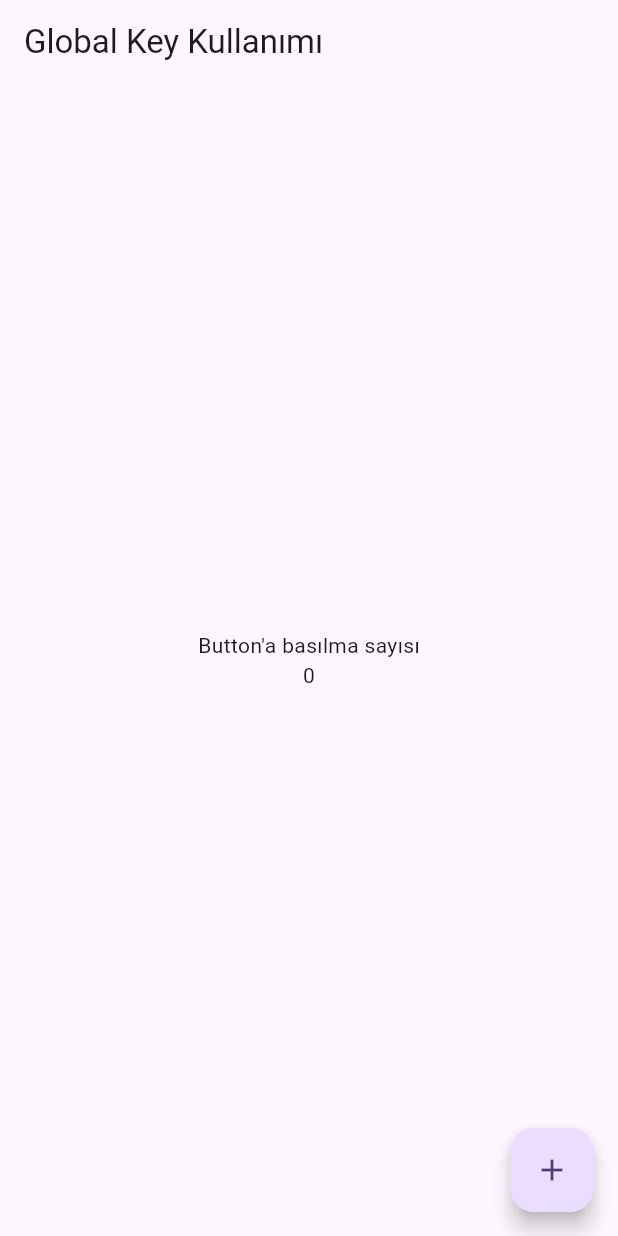
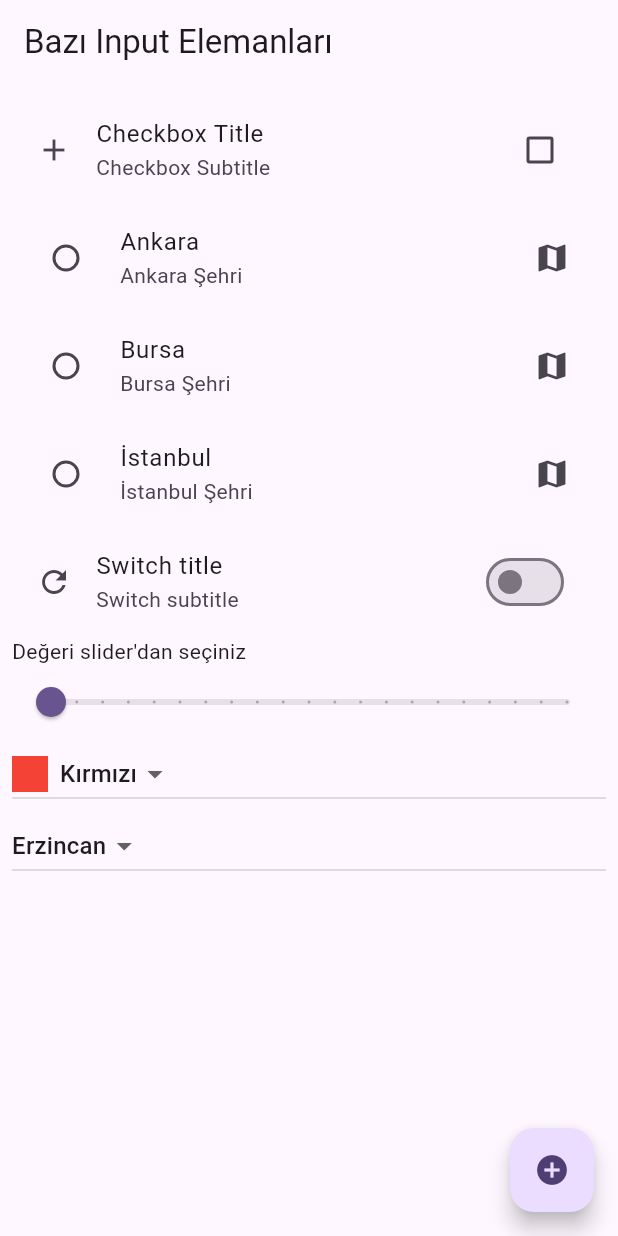
Before and after one commit to BerkayGithub/flutter_inputs, a Flutter app: the screen it shows after launch, on a phone screen of 412 x 824 dp. Run offline on Flutter 3.47's test engine with Material 3 defaults, Android fonts, the phone set to English and light mode, and no system bars; our stand-ins replace email_validator.

Commit message:
Checkbox,Radio,Switch,Slider,Dropdown Menu

```diff
--- /dev/null
+++ b/lib/bazi_input_elemanlari.dart
@@ -0,0 +1,116 @@
+import 'package:flutter/material.dart';
+
+class BaziInputElemanlari extends StatefulWidget{
+  const BaziInputElemanlari({super.key});
+
+  @override
+  State<BaziInputElemanlari> createState() => _BaziInputElemanlariState();
+}
+
+class _BaziInputElemanlariState extends State<BaziInputElemanlari> {
+
+  bool checkBoxState = false;
+  String sehir = "";
+  bool switchState = false;
+  double sliderDeger = 10;
+  String secilenRenk = "Kırmızı";
+  List<String> sehirler = ["Erzincan", "Izmir", "Edirne"];
+  String secilenSehir = "Erzincan";
+
+  @override
+  Widget build(BuildContext context) {
+    return Scaffold(
+      floatingActionButton: FloatingActionButton(onPressed: (){
+
+      }, child: Icon(Icons.add_circle)),
+      appBar: AppBar(
+        title: Text("Bazı Input Elemanları"),
+      ),
+      body: Padding(
+        padding: EdgeInsets.all(8.0),
+        child: ListView(
+          children: <Widget>[
+            CheckboxListTile(value: checkBoxState, onChanged: (secildi){
+              setState(() {
+                checkBoxState = secildi!;
+              });
+            }, activeColor: Colors.red,
+            title: Text("Checkbox Title"),
+            subtitle: Text("Checkbox Subtitle"),
+            secondary: Icon(Icons.add),
+            selected: false),
+            RadioListTile(value: "Ankara", groupValue: sehir, onChanged: (value){
+              setState(() {
+                sehir = value!;
+                print(value.toString());
+              });
+            }, title: Text("Ankara"), subtitle: Text("Ankara Şehri"), secondary: Icon(Icons.map)),
+            RadioListTile(value: "Bursa", groupValue: sehir, onChanged: (value){
+              setState(() {
+                sehir = value!;
+                print(value.toString());
+              });
+              }, title: Text("Bursa"), subtitle: Text("Bursa Şehri"), secondary: Icon(Icons.map)),
+            RadioListTile(value: "İstanbul", groupValue: sehir, onChanged: (value){
+              setState(() {
+                sehir = value!;
+                print(value.toString());
+              });
+              }, title: Text("İstanbul"), subtitle: Text("İstanbul Şehri"), secondary: Icon(Icons.map)),
+            SwitchListTile(value: switchState, onChanged: (deger){
+              setState(() {
+                switchState = deger;
+                print(switchState);
+              });
+            }, title: Text("Switch title"),
+            subtitle: Text("Switch subtitle"),
+            secondary: Icon(Icons.refresh)),
+            Text("Değeri slider'dan seçiniz"),
+            Slider(value: sliderDeger, onChanged: (deger){
+              setState(() {
+                sliderDeger = deger;
+              });
+            }, min: 10, max: 20, divisions: 20, label: sliderDeger.toString()),
+
+            DropdownButton<String>(items: [
+              DropdownMenuItem(value: "Kırmızı",child: Row(
+                children: [
+                  Container(width: 24, height: 24, color: Colors.red, margin: EdgeInsets.only(right: 8.0)),
+                  Text("Kırmızı"),
+                ],
+              )),
+              DropdownMenuItem(value: "Mavi",child: Row(
+                children: [
+                  Container(width: 24, height: 24, color: Colors.blue, margin: EdgeInsets.only(right: 8.0)),
+                  Text("Mavi"),
+                ],
+              )),
+              DropdownMenuItem(value: "Yeşil",child: Row(
+                children: [
+                  Container(width: 24, height: 24, color: Colors.green, margin: EdgeInsets.only(right: 8.0)),
+                  Text("Yeşil"),
+                ],
+              )),
+            ], onChanged: (String? secilen){
+              setState(() {
+                secilenRenk = secilen!;
+              });
+            }, hint: Text("Renk Seç"),
+            value: secilenRenk),
+            DropdownButton<String>(
+                items: sehirler.map((oankiSehir)=> DropdownMenuItem<String>(value: oankiSehir,child: Text(oankiSehir))).toList(),
+                onChanged: (secilen){
+                  setState(() {
+                    secilenSehir = secilen!;
+                  });
+            }, value: secilenSehir)
+          ],
+        ),
+      ),
+    );
+  }
+
+  dropDownButtonSehirlerListesi() {
+    return sehirler.map((oankiSehir)=> DropdownMenuItem<String>(value: oankiSehir,child: Text(oankiSehir)));
+  }
+}
--- a/lib/main.dart
+++ b/lib/main.dart
@@ -1,4 +1,5 @@
 import 'package:flutter/material.dart';
+import 'package:flutter_inputs/bazi_input_elemanlari.dart';
 import 'package:flutter_inputs/global_key_kullanimi.dart';
 import 'package:flutter_inputs/text_form_field_kullanimi.dart';
 import 'package:flutter_inputs/text_input_islemleri.dart';
@@ -18,7 +19,7 @@ class MyApp extends StatelessWidget {
       theme: ThemeData(
         colorScheme: ColorScheme.fromSeed(seedColor: Colors.deepPurple),
       ),
-      home: GlobalKeyKullanimi(),
+      home: BaziInputElemanlari(),
     );
   }
 }
```
